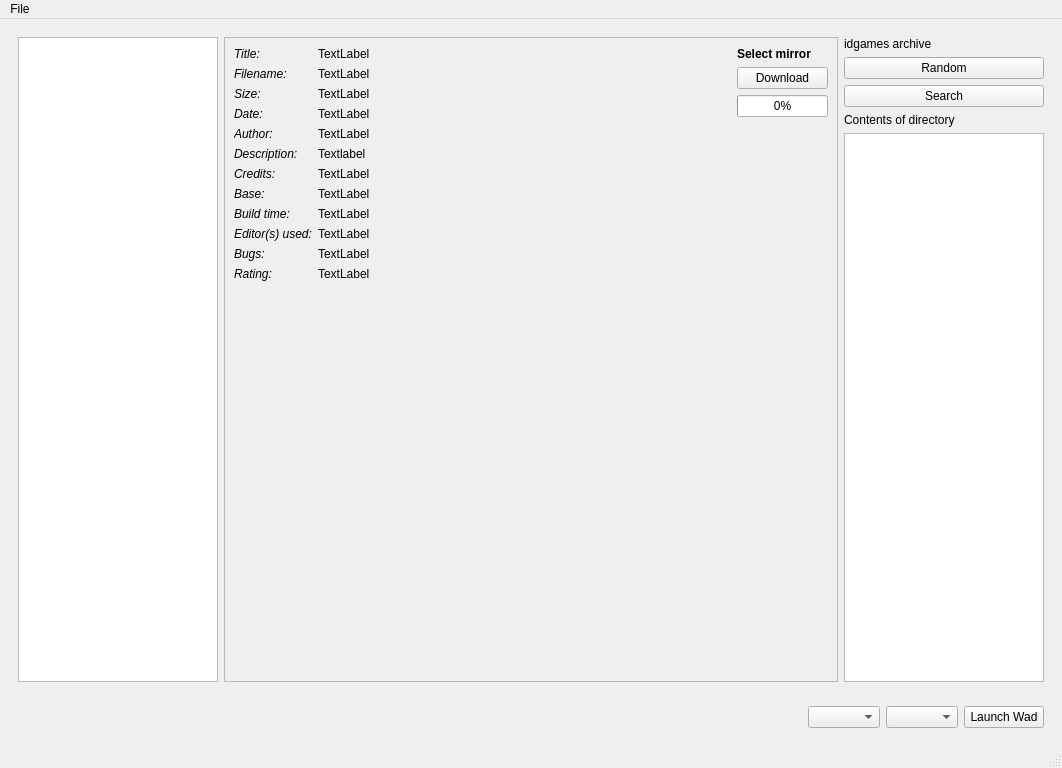
This is src/main/resources/base/template/wadlauncher.ui in karlpet/WadLauncher as Qt 5 draws it before an edit. The edited form follows.
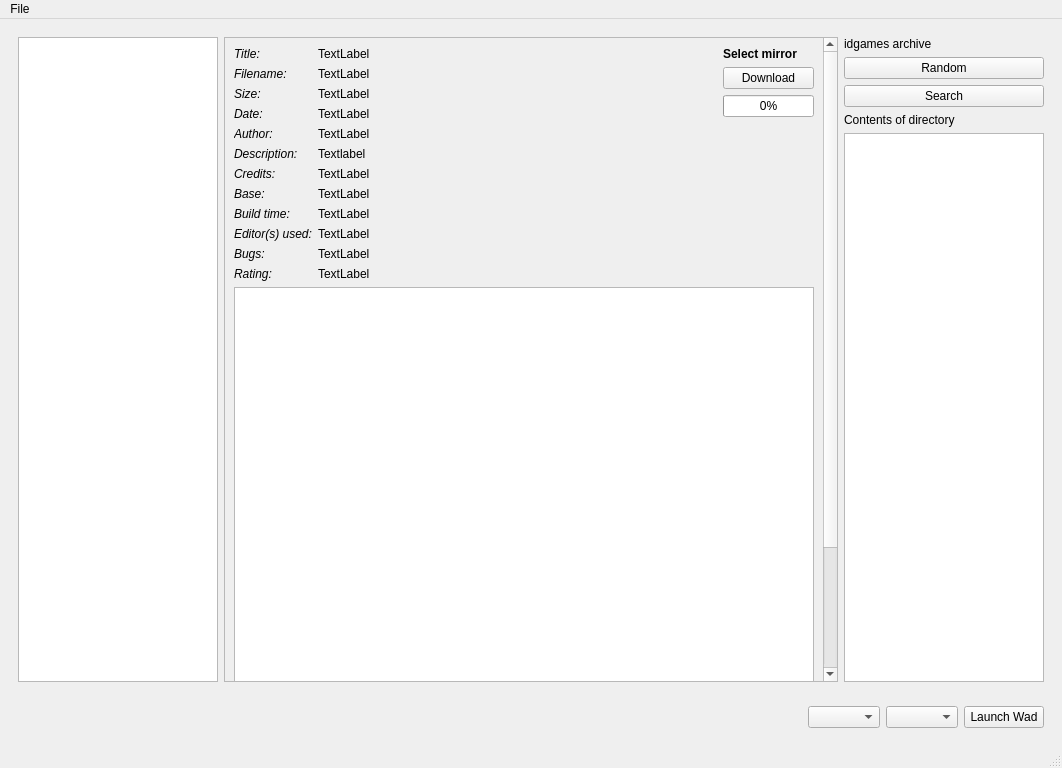
This is the edited form.

Commit message: Re-added mysteriously vanishing QPlainTextEdit widget (???)

```diff
--- a/src/main/resources/base/template/wadlauncher.ui
+++ b/src/main/resources/base/template/wadlauncher.ui
@@ -136,8 +136,8 @@
               <rect>
                <x>0</x>
                <y>0</y>
-               <width>612</width>
-               <height>632</height>
+               <width>596</width>
+               <height>795</height>
               </rect>
              </property>
              <layout class="QGridLayout" name="gridLayout_2">
@@ -687,7 +687,7 @@
                 </item>
                </layout>
               </item>
-              <item row="2" column="0" colspan="2">
+              <item row="3" column="0" colspan="2">
                <spacer name="verticalSpacer_2">
                 <property name="orientation">
                  <enum>Qt::Vertical</enum>
@@ -700,6 +700,16 @@
                 </property>
                </spacer>
               </item>
+              <item row="2" column="0" colspan="2">
+               <widget class="QPlainTextEdit" name="idgames_detail_textfile">
+                <property name="minimumSize">
+                 <size>
+                  <width>0</width>
+                  <height>500</height>
+                 </size>
+                </property>
+               </widget>
+              </item>
              </layout>
             </widget>
            </widget>
```
